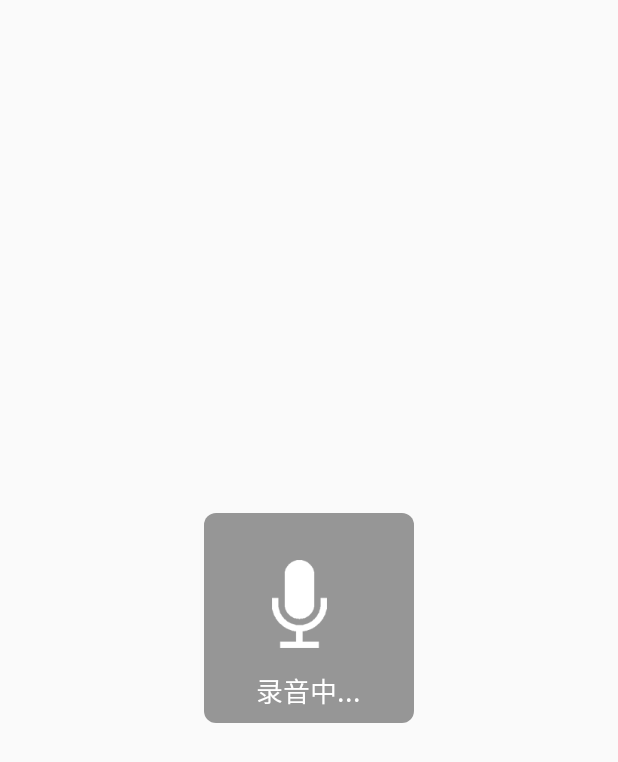
After one commit to xthgrey/intelligentassistant, an Android app: the layout voice_image_layout.xml on its own in the app's theme, with its tools: preview values and no code run, on a phone screen of 412 x 824 dp. The commit adds this screen. Shown: the top 762 px of the screen. Run offline under Robolectric (Android 15) with nearby library versions, the phone set to English and light mode, and no system bars.

Commit message:
添加语言按键相关效果，编辑显示对话

```diff
--- /dev/null
+++ b/app/src/main/res/drawable/voice_image_background.xml
@@ -0,0 +1,12 @@
+<?xml version="1.0" encoding="utf-8"?>
+<selector xmlns:android="http://schemas.android.com/apk/res/android">
+    <item>
+        <shape
+                xmlns:android="http://schemas.android.com/apk/res/android"
+                android:shape="rectangle"  >
+            <solid android:color="#66000000"/>
+            <corners android:radius="8.0dip"/>
+        </shape>
+
+    </item>
+</selector>
--- /dev/null
+++ b/app/src/main/res/layout/voice_image_layout.xml
@@ -0,0 +1,43 @@
+<?xml version="1.0" encoding="utf-8"?>
+<RelativeLayout xmlns:android="http://schemas.android.com/apk/res/android"
+    android:layout_width="match_parent"
+    android:layout_height="match_parent">
+    <RelativeLayout
+            android:layout_centerInParent="true"
+            android:layout_width="140dp"
+            android:background="@drawable/voice_image_background"
+            android:layout_height="140dp"
+            android:layout_gravity="center_horizontal">
+        <ImageView
+                android:layout_width="wrap_content"
+                android:layout_height="wrap_content"
+                android:src="@drawable/voice_image_mic"
+                android:layout_alignParentBottom="true"
+                android:layout_marginBottom="50dp"
+                android:layout_marginLeft="45dp"/>
+
+        <RelativeLayout
+                android:layout_height="30dp"
+                android:gravity="bottom"
+                android:layout_marginLeft="90dp"
+                android:layout_alignParentBottom="true"
+                android:layout_marginBottom="50dp"
+                android:layout_width="wrap_content">
+            <ImageView
+                    android:layout_width="wrap_content"
+                    android:layout_height="wrap_content"
+                    android:src="@drawable/voice_image_wave1"
+                    android:scaleType="centerCrop"
+                    android:id="@+id/image_wave"/>
+        </RelativeLayout>
+        <TextView
+                android:layout_width="wrap_content"
+                android:layout_height="wrap_content"
+                android:textColor="#FFF"
+                android:textAppearance="?android:attr/textAppearanceMedium"
+                android:text="录音中..."
+                android:layout_alignParentBottom="true"
+                android:layout_centerHorizontal="true" android:layout_marginBottom="8dp"/>
+    </RelativeLayout>
+
+</RelativeLayout>
```
Also changed, not shown: app/build.gradle (+8 -1 lines), app/src/main/AndroidManifest.xml (+26 -0 lines), app/src/main/java/com/xth/intelligentassistant/Dialogue/DialogueActivity.java (+26 -12 lines), app/src/main/java/com/xth/intelligentassistant/util/Constant.java (added, +38 -0 lines), app/src/main/res/layout/dialogue_layout.xml (+17 -12 lines), app/src/main/res/values/styles.xml (+10 -0 lines), app/libs/libs/VoiceRecognition-2.1.20.jar (added), app/src/main/res/drawable-xhdpi/voice_image_mic.png (added), app/src/main/res/drawable-xhdpi/voice_image_wave1.png (added), app/src/main/res/drawable-xhdpi/voice_image_wave2.png (added), app/src/main/res/drawable-xhdpi/voice_image_wave3.png (added), app/src/main/res/drawable-xhdpi/voice_image_wave4.png (added), app/src/main/res/drawable-xhdpi/voice_image_wave5.png (added), app/src/main/res/drawable-xhdpi/voice_image_wave6.png (added), 1 more files, 3 other files.
